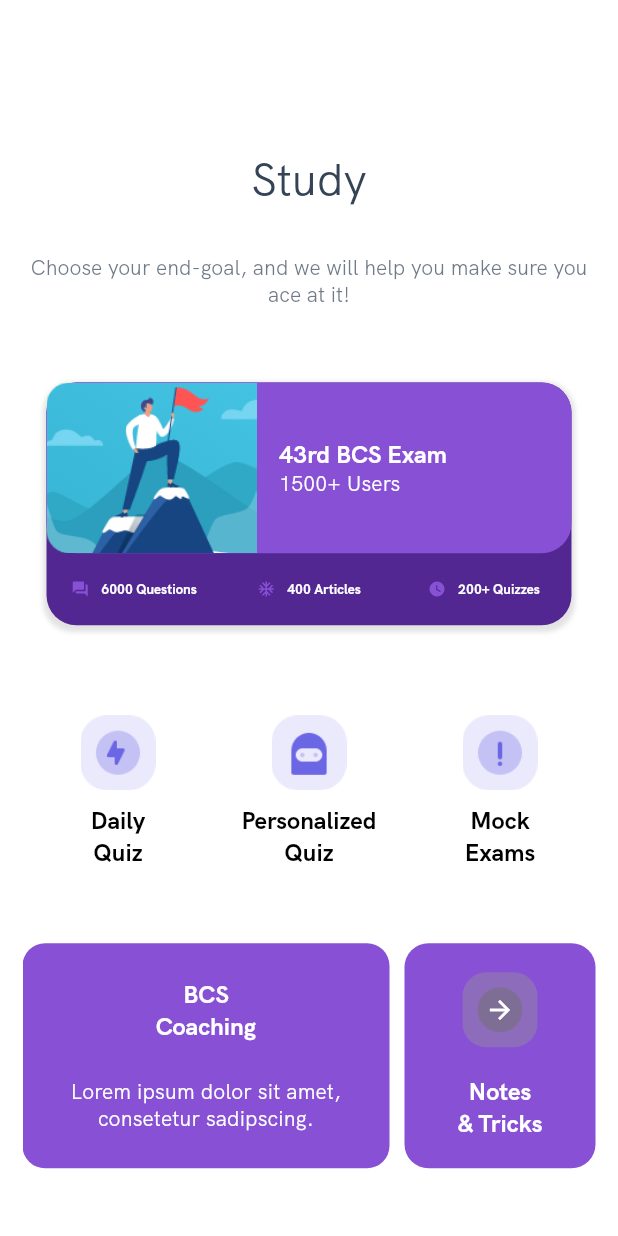
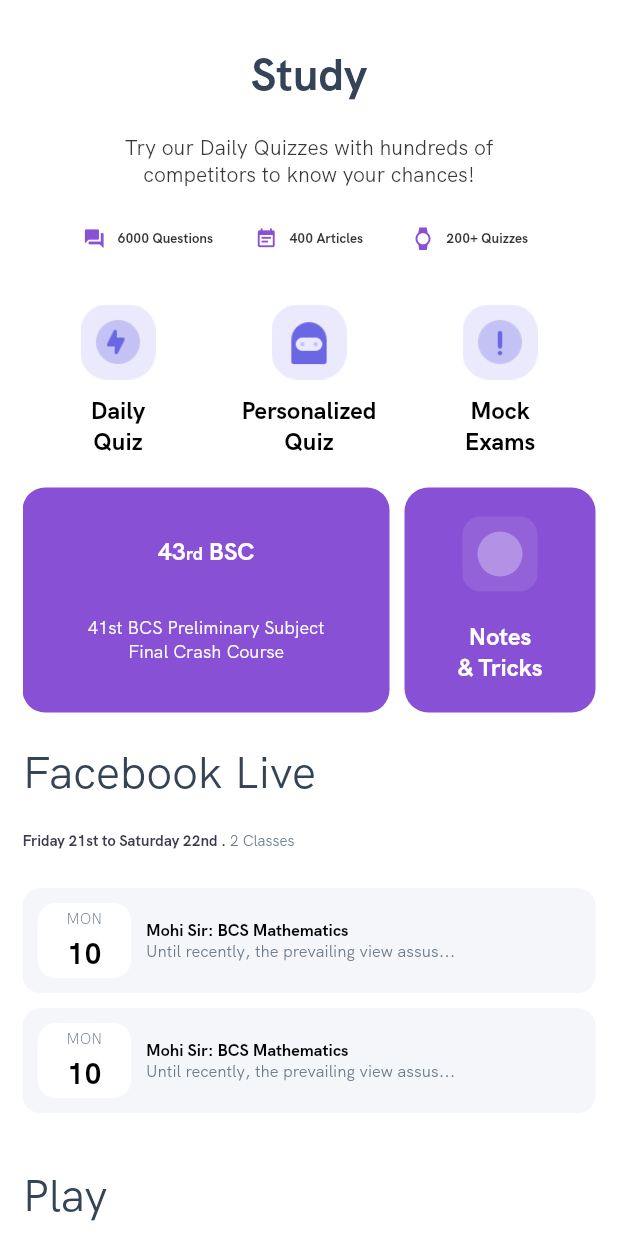
Before and after one commit to ryzlan/flutter_porashona_online, a Flutter app: the screen it shows after launch, on a phone screen of 412 x 824 dp. Run offline on Flutter 3.47's test engine with Material 2 defaults, Android fonts, the phone set to English and light mode, and no system bars; our stand-ins replace bot_toast, contacts_service, flutter_secure_storage, intl_phone_field, percent_indicator, permission_handler and 1 more; missing offline and left inert: libphonenumber.

Commit message:
Updated Homepage 1b to newer designs

```diff
--- a/PorashonaOnline/lib/pages/home_page_screen/HomePage.dart
+++ b/PorashonaOnline/lib/pages/home_page_screen/HomePage.dart
@@ -71,39 +71,49 @@ class _HomePageState extends State<HomePage> {
             shrinkWrap: true,
             children: [
               SizedBox(
-                height: 100,
+                height: 30,
               ),
               Text(
                 "Study",
-                style: Theme.of(context).textTheme.headline2,
+                style: TextStyle(
+                    color: Color.fromRGBO(52, 67, 86, 1),
+                    fontFamily: 'HKBold',
+                    fontSize: 30.0,
+                    fontWeight: FontWeight.bold),
                 textAlign: TextAlign.center,
               ),
               SizedBox(
-                height: 30,
+                height: 20,
               ),
               Container(
                 width: 250,
                 alignment: Alignment.center,
                 child: Text(
-                  "Choose your end-goal, and we will help you make sure you ace at it!",
-                  style: Theme.of(context).textTheme.bodyText1,
+                  'Try our Daily Quizzes with hundreds of' +
+                      '\n' +
+                      'competitors to know your chances!',
+                  style: TextStyle(
+                      color: Color.fromRGBO(56, 56, 56, 1),
+                      fontFamily: 'HKRegular',
+                      fontSize: 14.0,
+                      fontWeight: FontWeight.normal),
                   textAlign: TextAlign.center,
                 ),
               ),
               SizedBox(
-                height: 50,
+                height: 10,
               ),
               _cardWidget(),
               SizedBox(
-                height: 50,
+                height: 10,
               ),
               _rowIconsWidget(),
               SizedBox(
-                height: 50,
+                height: 20,
               ),
               _noteWidget(),
               SizedBox(
-                height: 80,
+                height: 20,
               ),
               Text(
                 "Facebook Live",
@@ -111,7 +121,7 @@ class _HomePageState extends State<HomePage> {
                 textAlign: TextAlign.start,
               ),
               SizedBox(
-                height: 30,
+                height: 20,
               ),
               _liveFeedWidget(),
               SizedBox(
@@ -149,66 +159,14 @@ class _HomePageState extends State<HomePage> {
   }
 
   _cardWidget() {
-    return FlatButton(
-      onPressed: () {},
-      child: Container(
-        // margin: EdgeInsets.only(top: 60),
-        decoration: BoxDecoration(
-            borderRadius: BorderRadius.circular(20),
-            color: Theme.of(context).primaryColorDark,
-            boxShadow: [
-              BoxShadow(
-                color: Color.fromRGBO(112, 112, 112, 0.2),
-                spreadRadius: 2,
-                blurRadius: 2,
-                offset: Offset(0, 2), // changes position of shadow
-              ),
-            ]),
-        child: Column(
-          children: [
-            Container(
-              padding: EdgeInsets.all(0),
-              decoration: BoxDecoration(
-                borderRadius: BorderRadius.circular(20),
-                color: Theme.of(context).primaryColor,
-              ),
+    return Container(
+      alignment: Alignment.center,
+      margin: EdgeInsets.zero,
+      padding: EdgeInsets.symmetric(horizontal: 30),
+      // width: MediaQuery.of(context).size.width * 0.3,
       child: Row(
-                mainAxisAlignment: MainAxisAlignment.start,
-                children: [
-                  Expanded(
-                      flex: 2,
-                      child: Image.asset(
-                        'assets/images/home.png',
-                        fit: BoxFit.fill,
-                      )),
-                  Expanded(
-                    flex: 3,
-                    child: Container(
-                      padding: EdgeInsets.only(left: 15),
-                      alignment: Alignment.centerLeft,
-                      //padding: EdgeInsets.all(20),
-                      child: Column(
-                        mainAxisAlignment: MainAxisAlignment.center,
-                        crossAxisAlignment: CrossAxisAlignment.start,
-                        children: [
-                          Text(
-                            "43rd BCS Exam ",
-                            style: Theme.of(context).textTheme.subtitle1,
-                            textAlign: TextAlign.start,
-                          ),
-                          Text(
-                            "1500+ Users ",
-                            style: Theme.of(context).textTheme.subtitle2,
-                            textAlign: TextAlign.start,
-                          ),
-                        ],
-                      ),
-                    ),
-                  )
-                ],
-              ),
-            ),
-            Row(
+        mainAxisAlignment: MainAxisAlignment.spaceAround,
+        crossAxisAlignment: CrossAxisAlignment.center,
         children: [
           Expanded(
             flex: 1,
@@ -219,14 +177,14 @@ class _HomePageState extends State<HomePage> {
               label: Text(
                 '6000 Questions',
                 style: TextStyle(
-                          color: Colors.white,
+                    color: Color.fromRGBO(52, 52, 52, 1),
                     fontFamily: 'HKBold',
                     fontSize: 9.0),
               ),
               icon: Icon(
                 Icons.question_answer,
                 color: Theme.of(context).primaryColor,
-                      size: 12,
+                size: 15,
               ),
               textColor: Colors.white,
               color: Colors.transparent,
@@ -241,14 +199,14 @@ class _HomePageState extends State<HomePage> {
               label: Text(
                 '400 Articles',
                 style: TextStyle(
-                          color: Colors.white,
+                    color: Color.fromRGBO(52, 52, 52, 1),
                     fontFamily: 'HKBold',
                     fontSize: 9.0),
               ),
               icon: Icon(
-                      Icons.ac_unit,
+                Icons.event_note,
                 color: Theme.of(context).primaryColor,
-                      size: 12,
+                size: 15,
               ),
               textColor: Colors.white,
               color: Colors.transparent,
@@ -263,23 +221,20 @@ class _HomePageState extends State<HomePage> {
               label: Text(
                 '200+ Quizzes',
                 style: TextStyle(
-                          color: Colors.white,
+                    color: Color.fromRGBO(52, 52, 52, 1),
                     fontFamily: 'HKBold',
                     fontSize: 9.0),
               ),
               icon: Icon(
-                      Icons.watch_later,
+                Icons.watch,
                 color: Theme.of(context).primaryColor,
-                      size: 12,
+                size: 15,
               ),
               textColor: Colors.white,
               color: Colors.transparent,
             ),
           ),
         ],
-            )
-          ],
-        ),
       ),
     );
   }
@@ -341,12 +296,33 @@ class _HomePageState extends State<HomePage> {
                 child: Column(
                   mainAxisAlignment: MainAxisAlignment.spaceEvenly,
                   children: [
-                    Text('BCS' + '\n' + 'Coaching',
+                    RichText(
+                        text: TextSpan(
+                            text: '43',
+                            style: Theme.of(context).textTheme.subtitle1,
+                            children: [
+                          TextSpan(
+                              text: 'rd',
+                              style: TextStyle(
+                                color: Colors.white,
+                                fontFamily: 'HKBold',
+                                fontSize: 12.0,
+                                fontWeight: FontWeight.bold,
+                              )),
+                          TextSpan(
+                              text: ' BSC',
+                              style: Theme.of(context).textTheme.subtitle1)
+                        ])),
+                    Text(
+                        '41st BCS Preliminary Subject' +
+                            '\n' +
+                            'Final Crash Course',
                         textAlign: TextAlign.center,
-                        style: Theme.of(context).textTheme.subtitle1),
-                    Text('Lorem ipsum dolor sit amet, consetetur sadipscing.',
-                        textAlign: TextAlign.center,
-                        style: Theme.of(context).textTheme.subtitle2)
+                        style: TextStyle(
+                            color: Colors.white,
+                            fontFamily: 'HKRegular',
+                            fontSize: 12.0,
+                            fontWeight: FontWeight.normal))
                   ],
                 ),
               )),
@@ -365,18 +341,18 @@ class _HomePageState extends State<HomePage> {
                         // margin: EdgeInsets.symmetric(horizontal: 20),
                         padding: EdgeInsets.all(10),
                         decoration: BoxDecoration(
-                          borderRadius: BorderRadius.circular(16),
-                          color: Color.fromRGBO(151, 151, 151, .4),
+                          borderRadius: BorderRadius.circular(12),
+                          color: Color.fromRGBO(255, 255, 255, .1),
                         ),
                         child: Container(
                           padding: EdgeInsets.all(5),
                           decoration: BoxDecoration(
                             borderRadius: BorderRadius.circular(100),
-                            color: Color.fromRGBO(112, 112, 112, .5),
+                            color: Color.fromRGBO(255, 255, 255, .3),
                           ),
                           child: Icon(
-                            Icons.arrow_forward,
-                            color: Colors.white,
+                            Icons.note_add,
+                            color: Colors.transparent,
                             size: 20,
                           ),
                         )),
@@ -393,28 +369,28 @@ class _HomePageState extends State<HomePage> {
 
   _liveFeedWidget() {
     return Column(
+      crossAxisAlignment: CrossAxisAlignment.start,
       children: [
-        Text(
-          'Friday 21st to Saturday 22nd . 2 Classes',
-          style: Theme.of(context).textTheme.bodyText1,
-          textAlign: TextAlign.start,
-        ),
+        RichText(
+            text: TextSpan(
+                text: 'Friday 21st to Saturday 22nd .',
+                style: TextStyle(
+                    color: Color.fromRGBO(59, 59, 77, 1),
+                    fontFamily: 'HKBold',
+                    fontSize: 10.0,
+                    fontWeight: FontWeight.bold),
+                children: [
+              TextSpan(
+                  text: ' 2 Classes',
+                  style: TextStyle(
+                      color: Color.fromRGBO(108, 123, 138, 1),
+                      fontFamily: 'HKRegular',
+                      fontSize: 10.0,
+                      fontWeight: FontWeight.normal))
+            ])),
         SizedBox(
           height: 20,
         ),
-        _liveFeedItem('Mohi Sir: BCS Mathematics',
-            'Until recently, the prevailing view assum…'),
-        _liveFeedItem('Salam Sir: BCS Analytical',
-            'Until recently, the prevailing view assum…'),
-        Text(
-          'Sunday 23rd to Thrusday 27th . 3 Schedulled Classes',
-          style: Theme.of(context).textTheme.bodyText1,
-          textAlign: TextAlign.start,
-        ),
-        _liveFeedItem('Mohi Sir: BCS Mathematics',
-            'Until recently, the prevailing view assum…'),
-        _liveFeedItem('Salam Sir: BCS Analytical',
-            'Until recently, the prevailing view assum…'),
         _liveFeedItem('Mohi Sir: BCS Mathematics',
             'Until recently, the prevailing view assum…'),
         _liveFeedItem('Salam Sir: BCS Analytical',
@@ -426,11 +402,11 @@ class _HomePageState extends State<HomePage> {
   _liveFeedItem(String subject, String details) {
     return Container(
       height: 70,
-      margin: EdgeInsets.symmetric(vertical: 15),
+      margin: EdgeInsets.symmetric(vertical: 5),
       padding: EdgeInsets.all(10),
       decoration: BoxDecoration(
-        borderRadius: BorderRadius.circular(16),
-        color: Color.fromRGBO(112, 112, 112, .08),
+        borderRadius: BorderRadius.circular(12),
+        color: Color.fromRGBO(244, 246, 249, 1),
       ),
       child: Row(
         children: [
@@ -441,7 +417,7 @@ class _HomePageState extends State<HomePage> {
               // width: 50,
               margin: EdgeInsets.only(right: 10),
               decoration: BoxDecoration(
-                  color: Colors.white, borderRadius: BorderRadius.circular(16)),
+                  color: Colors.white, borderRadius: BorderRadius.circular(12)),
               child: Column(
                 mainAxisAlignment: MainAxisAlignment.spaceEvenly,
                 children: [
@@ -483,7 +459,7 @@ class _HomePageState extends State<HomePage> {
                   textAlign: TextAlign.left,
                 ),
                 Text(
-                  'Until recently, the prevailing view assum…',
+                  'Until recently, the prevailing view assus...',
                   style: TextStyle(
                       color: Color.fromRGBO(108, 123, 138, 1),
                       fontFamily: 'HKRegular',
@@ -665,105 +641,5 @@ class _HomePageState extends State<HomePage> {
             );
           }),
     );
-
-    // return Container(
-    //   color: Colors.transparent,
-    //   padding: EdgeInsets.zero,
-    //   child: ListView.builder(
-    //       padding: EdgeInsets.zero,
-    //       scrollDirection: Axis.horizontal,
-    //       itemCount: subjects.length,
-    //       itemBuilder: (context, index) {
-    //         return Container(
-    //           margin: EdgeInsets.only(right: 10),
-    //           height: MediaQuery.of(context).size.height * 0.50,
-    //           width: MediaQuery.of(context).size.width * 0.8,
-    //           // padding: EdgeInsets.all(15),
-    //           decoration: BoxDecoration(
-    //               borderRadius: BorderRadius.circular(16),
-    //               color: Colors.white,
-    //               boxShadow: [
-    //                 BoxShadow(
-    //                   color: Color.fromRGBO(112, 112, 112, 0.08),
-    //                   spreadRadius: 2,
-    //                   blurRadius: 3,
-    //                   offset: Offset(4, 2), // changes position of shadow
-    //                 ),
-    //               ]),
-    //           child: Column(
-    //               mainAxisAlignment: MainAxisAlignment.start,
-    //               crossAxisAlignment: CrossAxisAlignment.start,
-    //               children: <Widget>[
-    //                 ClipRRect(
-    //                   borderRadius:
-    //                       BorderRadius.vertical(top: Radius.circular(16)),
-    //                   child: Image.asset(
-    //                     blogImages[index],
-    //                     fit: BoxFit.fill,
-    //                   ),
-    //                 ),
-    //                 Container(
-    //                   padding: EdgeInsets.all(20),
-    //                   // alignment: Alignment.center,
-    //                   child: Column(
-    //                     mainAxisAlignment: MainAxisAlignment.spaceBetween,
-    //                     crossAxisAlignment: CrossAxisAlignment.start,
-    //                     children: [
-    //                       Text(
-    //                         subjects[index],
-    //                         textAlign: TextAlign.left,
-    //                         style: TextStyle(
-    //                             color: Color.fromRGBO(84, 104, 255, 1),
-    //                             fontFamily: 'HKRegular',
-    //                             fontSize: 14,
-    //                             fontWeight: FontWeight.normal),
-    //                       ),
-    //                       SizedBox(
-    //                         height: 15,
-    //                       ),
-    //                       Text(
-    //                         subHeading[index],
-    //                         textAlign: TextAlign.left,
-    //                         style: TextStyle(
-    //                             color: Color.fromRGBO(52, 67, 86, 1),
-    //                             fontFamily: 'HKBold',
-    //                             fontSize: 20,
-    //                             fontWeight: FontWeight.normal),
-    //                       ),
-    //                       SizedBox(
-    //                         height: 25,
-    //                       ),
-    //                       Row(
-    //                         mainAxisAlignment: MainAxisAlignment.spaceBetween,
-    //                         children: [
-    //                           Text(
-    //                             lessons[index],
-    //                             textAlign: TextAlign.left,
-    //                             style: TextStyle(
-    //                                 color: Color.fromRGBO(52, 67, 86, 1),
-    //                                 fontFamily: 'HKRegular',
-    //                                 fontSize: 14,
-    //                                 fontWeight: FontWeight.normal),
-    //                           ),
-    //                           Spacer(
-    //                             flex: 2,
-    //                           ),
-    //                           // LinearPercentIndicator(
-    //                           //   lineHeight: 8.0,
-    //                           //   percent: 0.6,
-    //                           //   linearStrokeCap: LinearStrokeCap.roundAll,
-    //                           //   backgroundColor:
-    //                           //       Color.fromRGBO(151, 151, 151, 0.8),
-    //                           //   progressColor: Color.fromRGBO(0, 217, 205, 1),
-    //                           // )
-    //                         ],
-    //                       )
-    //                     ],
-    //                   ),
-    //                 ),
-    //               ]),
-    //         );
-    //       }),
-    // );
   }
 }
```
Lines whose indentation alone changed are shown as unchanged.
